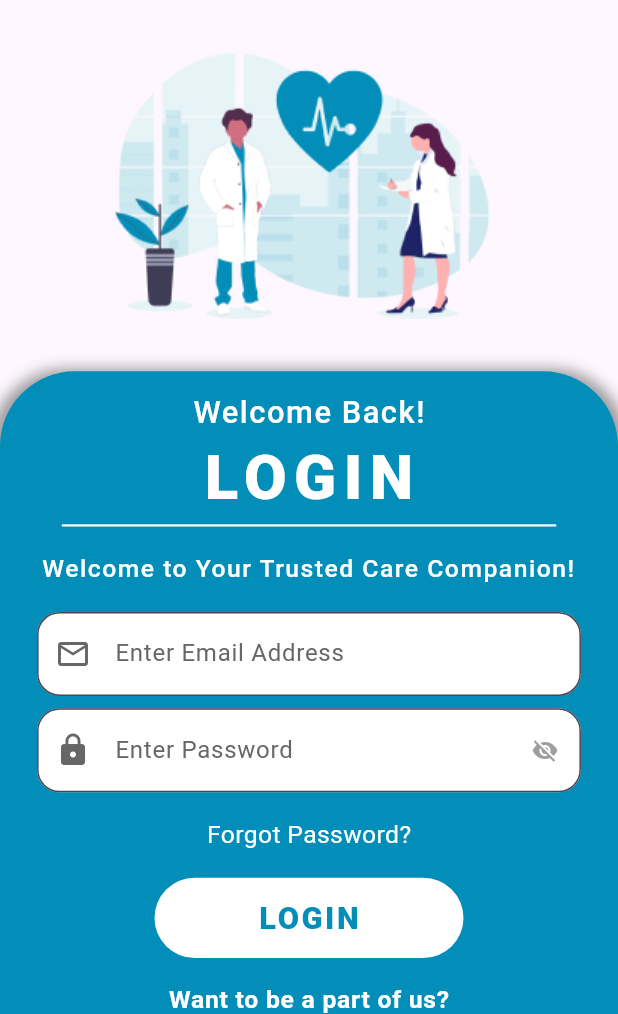
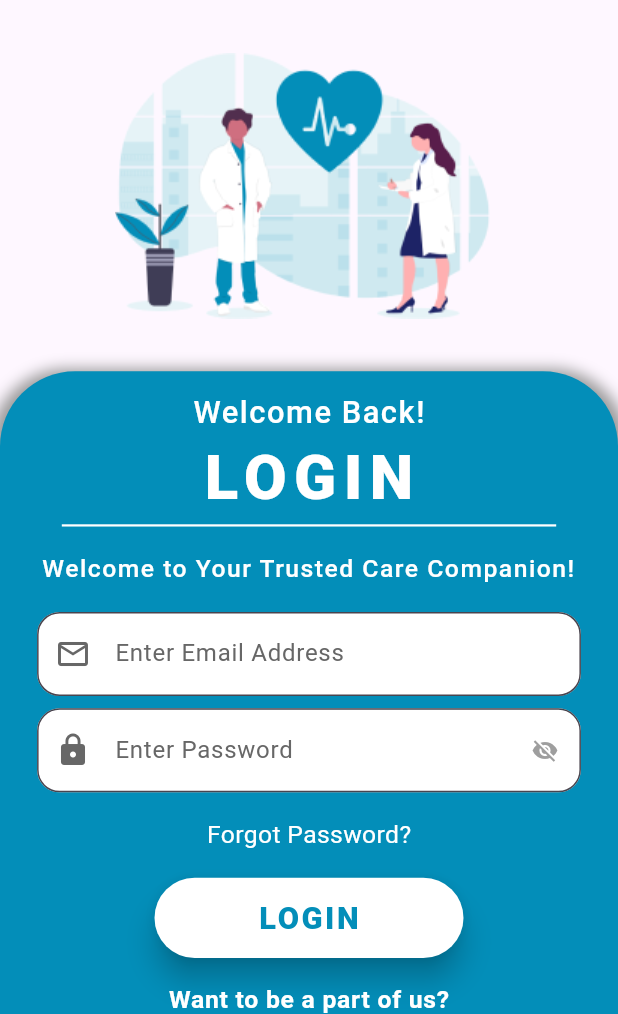
Before and after one commit to Navindu-Ashen/RescueMed, a Flutter app: the screen it shows after launch, on a phone screen of 412 x 824 dp, the part 222-1236 px from its top. Run offline on Flutter 3.47's test engine with Material 3 defaults, Android fonts, the phone set to English and light mode, and no system bars.

Commit message:
elevation

```diff
--- a/rescue_med_ambulance/lib/Screens/login_page.dart
+++ b/rescue_med_ambulance/lib/Screens/login_page.dart
@@ -173,7 +173,7 @@ class _LoginPageState extends State<LoginPage> {
                       child: ElevatedButton(
                         onPressed: () {},
                         style: ElevatedButton.styleFrom(
-                          elevation: 0,
+                          elevation: 8,
                           padding: EdgeInsets.all(screenSize.width * 0.03),
                           shape: RoundedRectangleBorder(
                             borderRadius: BorderRadius.circular(50),
```
